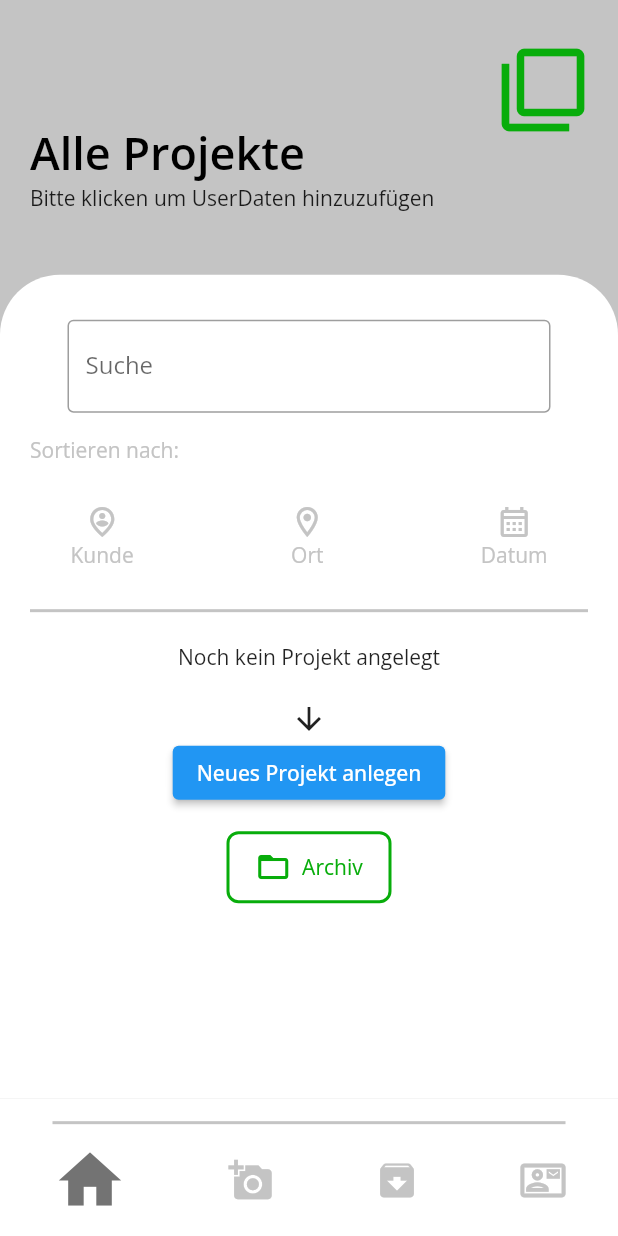
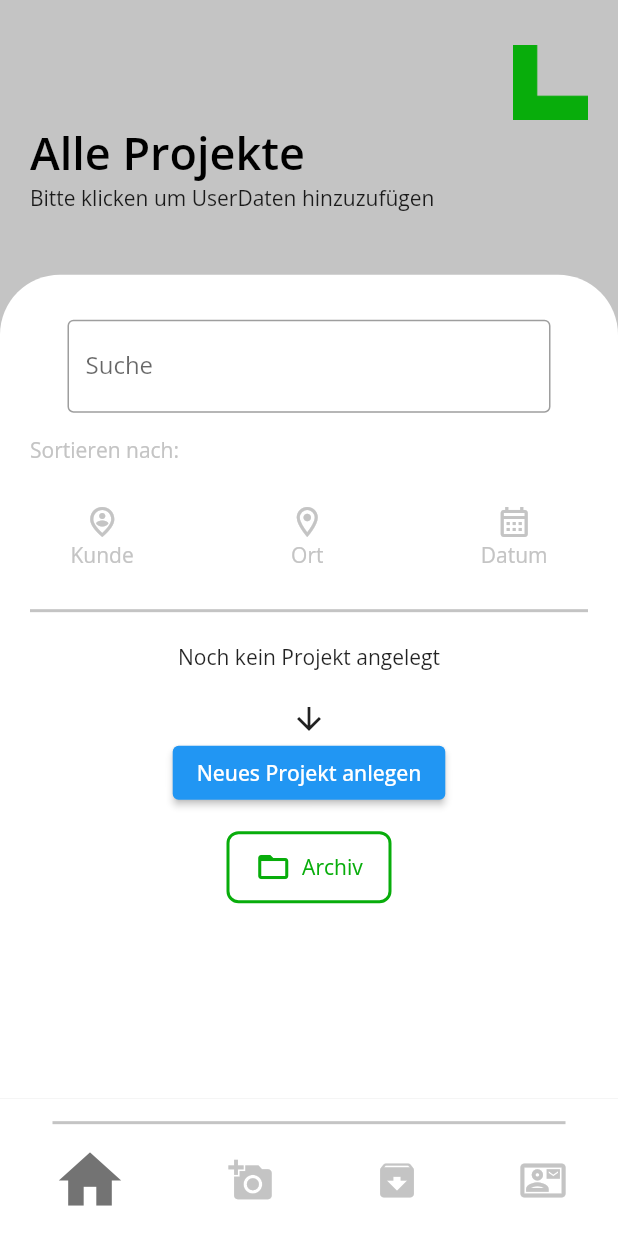
Before and after one commit to jmu-informationsystemsgroup/PJS_SS_22_KI_Materialbedarfsplanung, a Flutter app: the screen it shows after launch, on a phone screen of 412 x 824 dp. Run offline on Flutter 3.47's test engine with Material 2 defaults, Android fonts, the phone set to English and light mode, and no system bars; our stand-ins replace camera, flutter_map, full_screen_image_null_safe, google_fonts, image_picker, latlong2 and 4 more; missing offline and left inert: dart:ffi, downloads_path_provider_28, file_support, relative_scale; accounts and stored records are empty.

Commit message:
added logo

```diff
--- a/frontend/prototype/lib/components/appBar_custom.dart
+++ b/frontend/prototype/lib/components/appBar_custom.dart
@@ -60,10 +60,9 @@ class CustomAppBar extends StatelessWidget {
         Positioned(
           top: 0,
           right: 0,
-          child: Icon(
-            Icons.filter_none,
-            color: Color.fromARGB(255, 8, 173, 11),
-            size: 60,
+          child: SizedBox(
+            width: 50,
+            child: Image.asset("assets/logo.jpg"),
           ),
         ),
       ],
--- a/frontend/prototype/pubspec.yaml
+++ b/frontend/prototype/pubspec.yaml
@@ -105,6 +105,7 @@ flutter:
   # To add assets to your application, add an assets section, like this:
   assets:
    - assets/matthias.jpg
+   - assets/logo.jpg
   # - assets/material_model.tflite
   #   - images/a_dot_ham.jpeg
 
```
Also changed, not shown: frontend/prototype/assets/logo.jpg (added).
